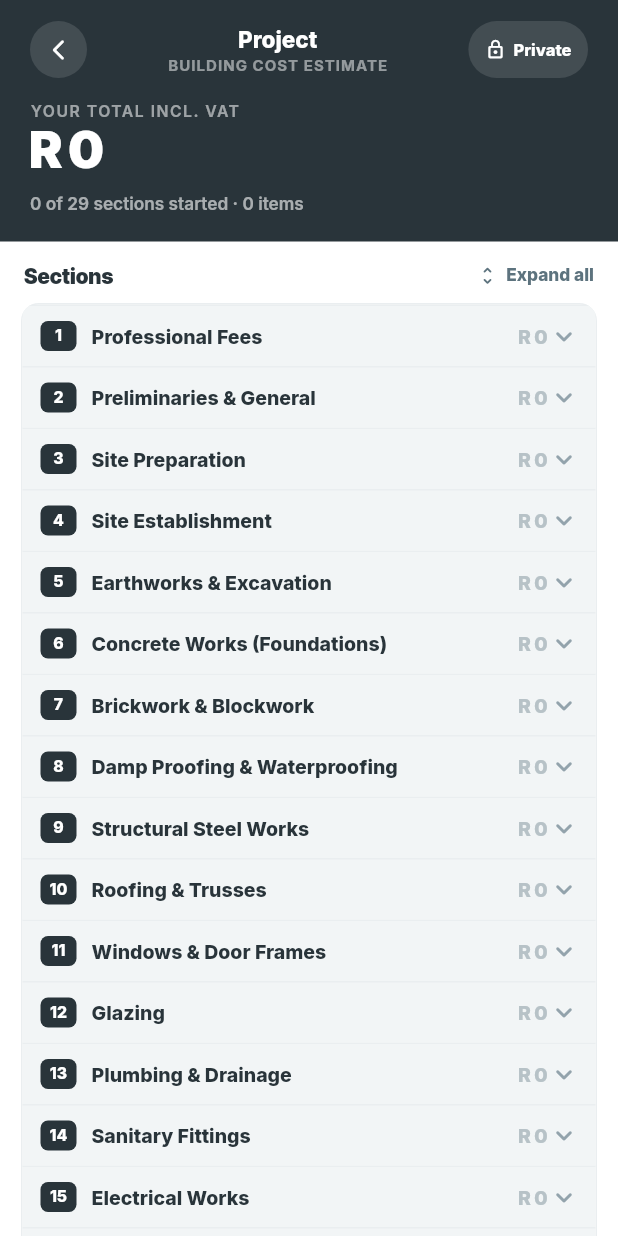
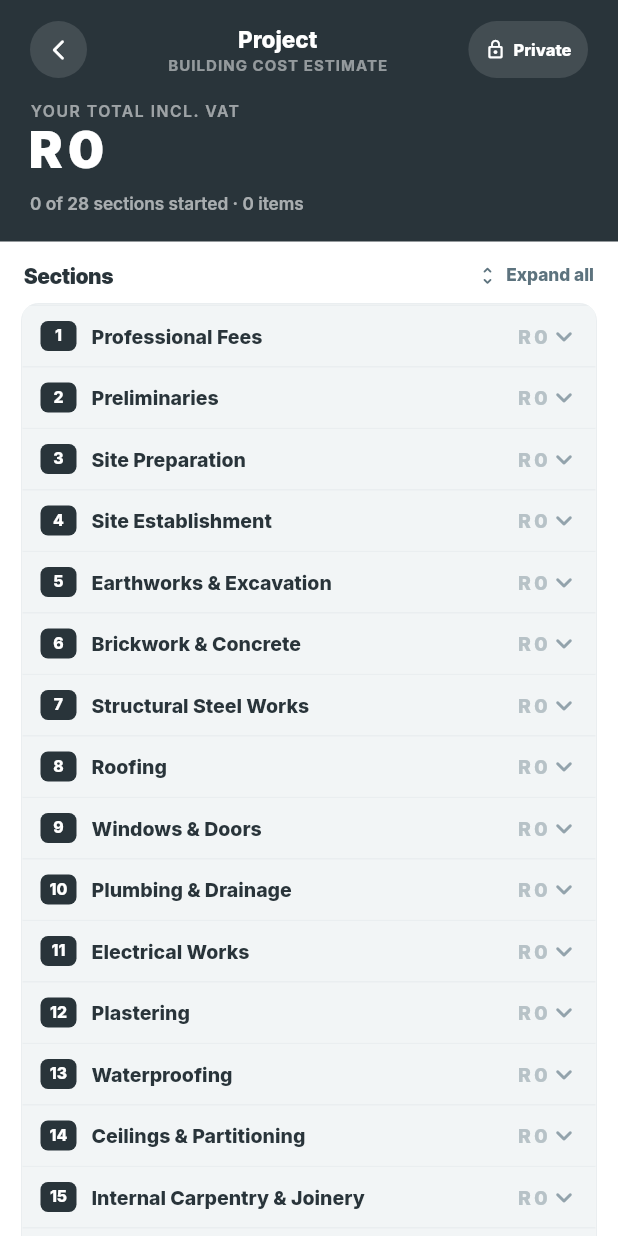
Before and after one commit to BrianTowsen/subby, a Flutter app: the ProjectCostPageWidget screen opened by its route, on a phone screen of 412 x 824 dp. Run offline on Flutter 3.47's test engine with Material 3 defaults, Android fonts, the phone set to English and light mode, and no system bars; our stand-ins replace auto_size_text, cloud_firestore, file_picker, firebase_auth, firebase_core, firebase_storage and 11 more; missing offline and left inert: json_path; accounts and stored records are empty; network calls fail.

Commit message:
Updating to latest FlutterFlow output.

```diff
--- a/lib/custom_code/widgets/project_cost_view.dart
+++ b/lib/custom_code/widgets/project_cost_view.dart
@@ -7,10 +7,6 @@ import '/flutter_flow/custom_functions.dart'; // Imports custom functions
 import 'package:flutter/material.dart';
 // Begin custom widget code
 // DO NOT REMOVE OR MODIFY THE CODE ABOVE!
-
-import 'index.dart'; // Imports other custom widgets
-
-import 'index.dart'; // Imports other custom widgets
 
 import 'index.dart'; // Imports other custom widgets
 
@@ -66,34 +62,33 @@ class _ProjectCostViewState extends State<ProjectCostView> {
   // Standard residential trade sections (the template scaffold).
   static const List<String> _baseSections = [
     'Professional Fees',
-    'Preliminaries & General',
+    'Preliminaries',
     'Site Preparation',
     'Site Establishment',
     'Earthworks & Excavation',
-    'Concrete Works (Foundations)',
-    'Brickwork & Blockwork',
-    'Damp Proofing & Waterproofing',
+    'Brickwork & Concrete',
     'Structural Steel Works',
-    'Roofing & Trusses',
-    'Windows & Door Frames',
-    'Glazing',
+    'Roofing',
+    'Windows & Doors',
     'Plumbing & Drainage',
-    'Sanitary Fittings',
     'Electrical Works',
-    'Electrical Fittings',
-    'Plastering & Screeds',
+    'Plastering',
+    'Waterproofing',
     'Ceilings & Partitioning',
     'Internal Carpentry & Joinery',
-    'Kitchen (Built-in Units)',
+    'Kitchen',
     'Built-in Cupboards',
     'Tiling',
+    'Steel Works',
+    'Special Items',
+    'Painting & Wall Covering',
     'Floor Covering',
-    'Special Items',
-    'Painting & Decorating',
-    'Balustrades & Railings',
+    'Sanitary Fittings',
+    'Electrical Fittings',
     'External Site Works',
     'Landscaping',
     'Cleaning & Handover',
+    'Builder',
   ];
 
   // Contingency is now user-editable (persisted on the estimate doc).
```
